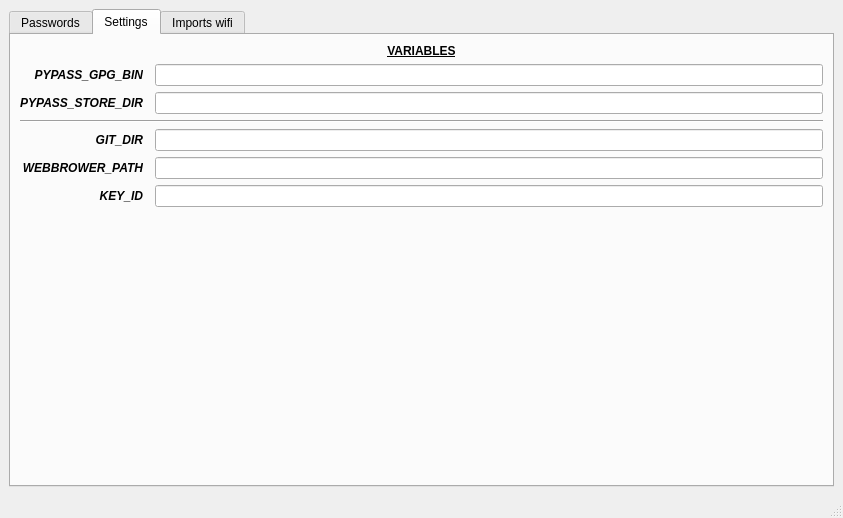
First picture: the form in PassUI/data/PassUI.ui, repository vincentBenet/PassUI, before the edit.
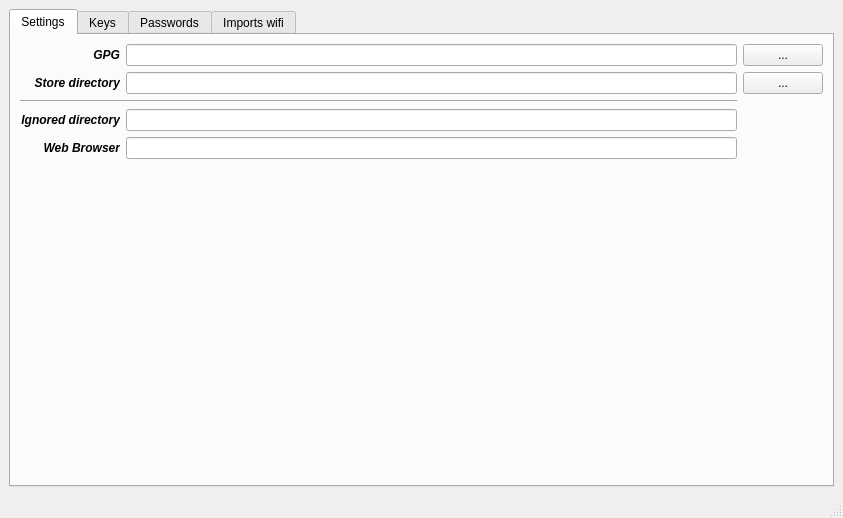
Second picture: the form after the edit.

What changed in the file:
```diff
--- a/PassUI/data/PassUI.ui
+++ b/PassUI/data/PassUI.ui
@@ -20,6 +20,178 @@
       <property name="currentIndex">
        <number>1</number>
       </property>
+      <widget class="QWidget" name="tab_2">
+       <attribute name="title">
+        <string>Settings</string>
+       </attribute>
+       <layout class="QGridLayout" name="gridLayout_2">
+        <item row="0" column="0">
+         <widget class="QLabel" name="label_8">
+          <property name="font">
+           <font>
+            <weight>75</weight>
+            <italic>true</italic>
+            <bold>true</bold>
+           </font>
+          </property>
+          <property name="text">
+           <string>GPG</string>
+          </property>
+          <property name="alignment">
+           <set>Qt::AlignRight|Qt::AlignTrailing|Qt::AlignVCenter</set>
+          </property>
+         </widget>
+        </item>
+        <item row="3" column="0">
+         <widget class="QLabel" name="lable">
+          <property name="font">
+           <font>
+            <weight>75</weight>
+            <italic>true</italic>
+            <bold>true</bold>
+           </font>
+          </property>
+          <property name="text">
+           <string>Ignored directory</string>
+          </property>
+          <property name="alignment">
+           <set>Qt::AlignRight|Qt::AlignTrailing|Qt::AlignVCenter</set>
+          </property>
+         </widget>
+        </item>
+        <item row="2" column="0" colspan="2">
+         <widget class="Line" name="line_2">
+          <property name="orientation">
+           <enum>Qt::Horizontal</enum>
+          </property>
+         </widget>
+        </item>
+        <item row="1" column="0">
+         <widget class="QLabel" name="label_10">
+          <property name="font">
+           <font>
+            <weight>75</weight>
+            <italic>true</italic>
+            <bold>true</bold>
+           </font>
+          </property>
+          <property name="text">
+           <string>Store directory</string>
+          </property>
+          <property name="alignment">
+           <set>Qt::AlignRight|Qt::AlignTrailing|Qt::AlignVCenter</set>
+          </property>
+         </widget>
+        </item>
+        <item row="4" column="1">
+         <widget class="QLineEdit" name="path_browser"/>
+        </item>
+        <item row="4" column="0">
+         <widget class="QLabel" name="label">
+          <property name="font">
+           <font>
+            <weight>75</weight>
+            <italic>true</italic>
+            <bold>true</bold>
+           </font>
+          </property>
+          <property name="text">
+           <string>Web Browser</string>
+          </property>
+          <property name="alignment">
+           <set>Qt::AlignRight|Qt::AlignTrailing|Qt::AlignVCenter</set>
+          </property>
+         </widget>
+        </item>
+        <item row="0" column="2">
+         <widget class="QPushButton" name="pushButton">
+          <property name="text">
+           <string>...</string>
+          </property>
+         </widget>
+        </item>
+        <item row="3" column="1">
+         <widget class="QLineEdit" name="ignore_dir"/>
+        </item>
+        <item row="5" column="0">
+         <spacer name="verticalSpacer">
+          <property name="orientation">
+           <enum>Qt::Vertical</enum>
+          </property>
+          <property name="sizeHint" stdset="0">
+           <size>
+            <width>20</width>
+            <height>40</height>
+           </size>
+          </property>
+         </spacer>
+        </item>
+        <item row="0" column="1">
+         <widget class="QLineEdit" name="gpg_exe"/>
+        </item>
+        <item row="1" column="2">
+         <widget class="QPushButton" name="pushButton_2">
+          <property name="text">
+           <string>...</string>
+          </property>
+         </widget>
+        </item>
+        <item row="1" column="1">
+         <widget class="QLineEdit" name="path_store"/>
+        </item>
+       </layout>
+      </widget>
+      <widget class="QWidget" name="tab_4">
+       <attribute name="title">
+        <string>Keys</string>
+       </attribute>
+       <layout class="QGridLayout" name="gridLayout_5">
+        <item row="0" column="0">
+         <widget class="QTableWidget" name="gpg_keys_table">
+          <column>
+           <property name="text">
+            <string>Used</string>
+           </property>
+          </column>
+          <column>
+           <property name="text">
+            <string>Mail</string>
+           </property>
+          </column>
+          <column>
+           <property name="text">
+            <string>User</string>
+           </property>
+          </column>
+          <column>
+           <property name="text">
+            <string>key</string>
+           </property>
+          </column>
+          <column>
+           <property name="text">
+            <string>Expire</string>
+           </property>
+          </column>
+          <column>
+           <property name="text">
+            <string>Encryption</string>
+           </property>
+          </column>
+          <column>
+           <property name="text">
+            <string>Trust</string>
+           </property>
+          </column>
+          <column>
+           <property name="text">
+            <string>Created</string>
+           </property>
+          </column>
+         </widget>
+        </item>
+       </layout>
+      </widget>
       <widget class="QWidget" name="tab">
        <attribute name="title">
         <string>Passwords</string>
@@ -101,150 +273,6 @@
         </item>
        </layout>
       </widget>
-      <widget class="QWidget" name="tab_2">
-       <attribute name="title">
-        <string>Settings</string>
-       </attribute>
-       <layout class="QGridLayout" name="gridLayout_2">
-        <item row="2" column="2">
-         <widget class="QLineEdit" name="PYPASS_STORE_DIR"/>
-        </item>
-        <item row="7" column="0">
-         <spacer name="verticalSpacer">
-          <property name="orientation">
-           <enum>Qt::Vertical</enum>
-          </property>
-          <property name="sizeHint" stdset="0">
-           <size>
-            <width>20</width>
-            <height>40</height>
-           </size>
-          </property>
-         </spacer>
-        </item>
-        <item row="6" column="0">
-         <widget class="QLabel" name="label_2">
-          <property name="font">
-           <font>
-            <weight>75</weight>
-            <italic>true</italic>
-            <bold>true</bold>
-           </font>
-          </property>
-          <property name="text">
-           <string>KEY_ID</string>
-          </property>
-          <property name="alignment">
-           <set>Qt::AlignRight|Qt::AlignTrailing|Qt::AlignVCenter</set>
-          </property>
-         </widget>
-        </item>
-        <item row="1" column="0">
-         <widget class="QLabel" name="label_8">
-          <property name="font">
-           <font>
-            <weight>75</weight>
-            <italic>true</italic>
-            <bold>true</bold>
-           </font>
-          </property>
-          <property name="text">
-           <string>PYPASS_GPG_BIN</string>
-          </property>
-          <property name="alignment">
-           <set>Qt::AlignRight|Qt::AlignTrailing|Qt::AlignVCenter</set>
-          </property>
-         </widget>
-        </item>
-        <item row="4" column="0">
-         <widget class="QLabel" name="lable">
-          <property name="font">
-           <font>
-            <weight>75</weight>
-            <italic>true</italic>
-            <bold>true</bold>
-           </font>
-          </property>
-          <property name="text">
-           <string>GIT_DIR</string>
-          </property>
-          <property name="alignment">
-           <set>Qt::AlignRight|Qt::AlignTrailing|Qt::AlignVCenter</set>
-          </property>
-         </widget>
-        </item>
-        <item row="6" column="2">
-         <widget class="QLineEdit" name="KEY_ID"/>
-        </item>
-        <item row="4" column="2">
-         <widget class="QLineEdit" name="GIT_DIR"/>
-        </item>
-        <item row="1" column="2">
-         <widget class="QLineEdit" name="PYPASS_GPG_BIN"/>
-        </item>
-        <item row="5" column="0">
-         <widget class="QLabel" name="label">
-          <property name="font">
-           <font>
-            <weight>75</weight>
-            <italic>true</italic>
-            <bold>true</bold>
-           </font>
-          </property>
-          <property name="text">
-           <string>WEBBROWER_PATH</string>
-          </property>
-          <property name="alignment">
-           <set>Qt::AlignRight|Qt::AlignTrailing|Qt::AlignVCenter</set>
-          </property>
-         </widget>
-        </item>
-        <item row="3" column="0" colspan="3">
-         <widget class="Line" name="line_2">
-          <property name="orientation">
-           <enum>Qt::Horizontal</enum>
-          </property>
-         </widget>
-        </item>
-        <item row="2" column="0">
-         <widget class="QLabel" name="label_10">
-          <property name="font">
-           <font>
-            <weight>75</weight>
-            <italic>true</italic>
-            <bold>true</bold>
-           </font>
-          </property>
-          <property name="text">
-           <string>PYPASS_STORE_DIR</string>
-          </property>
-          <property name="alignment">
-           <set>Qt::AlignRight|Qt::AlignTrailing|Qt::AlignVCenter</set>
-          </property>
-         </widget>
-        </item>
-        <item row="0" column="0" colspan="3">
-         <widget class="QLabel" name="label_12">
-          <property name="font">
-           <font>
-            <weight>75</weight>
-            <bold>true</bold>
-            <underline>true</underline>
-           </font>
-          </property>
-          <property name="text">
-           <string>VARIABLES</string>
-          </property>
-          <property name="alignment">
-           <set>Qt::AlignCenter</set>
-          </property>
-         </widget>
-        </item>
-        <item row="5" column="2">
-         <widget class="QLineEdit" name="WEBBROWER_PATH"/>
-        </item>
-       </layout>
-      </widget>
       <widget class="QWidget" name="tab_3">
        <attribute name="title">
         <string>Imports wifi</string>
```
Left out of the diff: 2 changed lines with no effect on the pictures.
